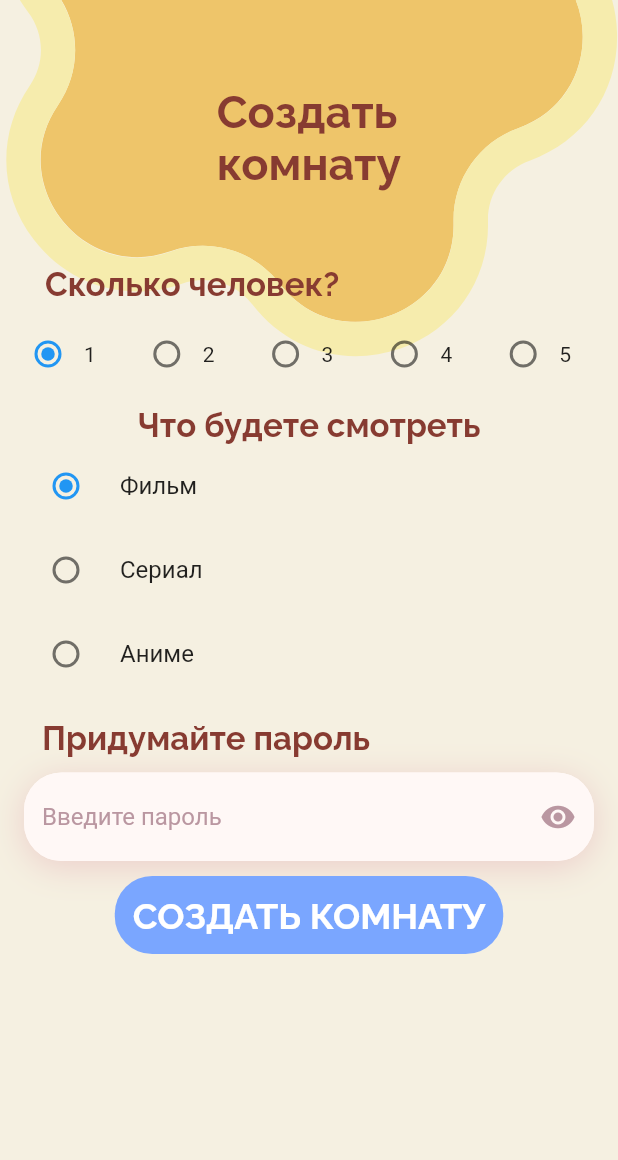
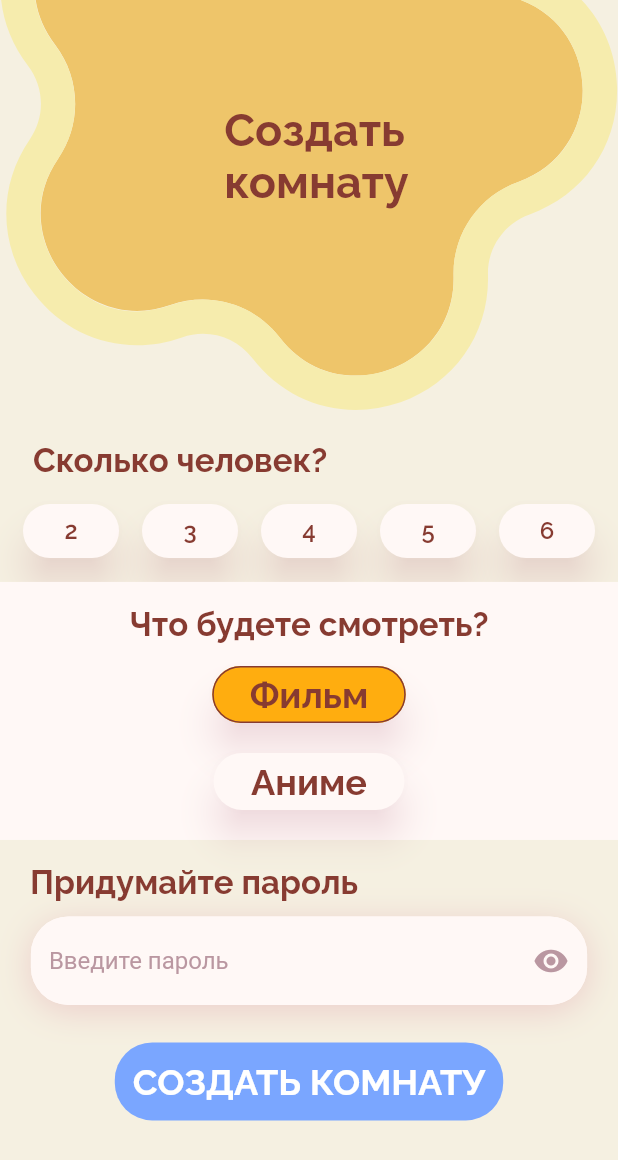
Before and after one commit to FREDY129053/SwipeFilm, a Flutter app: the MainMenu screen opened by its route, after a tap on "СОЗДАТЬ КОМНАТУ", on a phone screen of 412 x 824 dp. Shown: the top 1160 px of the screen. Run offline on Flutter 3.47's test engine with Material 2 defaults, Android fonts, the light colour scheme and no system bars; our stand-ins replace flutter_svg, flutter_svg_provider, google_fonts.

Commit message:
окно создания комнаты (теперь все должно работать)

```diff
--- a/lib/features/create_room_screen/create_room.dart
+++ b/lib/features/create_room_screen/create_room.dart
@@ -8,36 +8,120 @@ class CreateRoom extends StatefulWidget {
   _MainMenuState createState() => _MainMenuState();
 }
 
+
 class _MainMenuState extends State<CreateRoom> {
-  int numberOfPeople = 1;
+
   bool _obscureText = true;
-  String title = 'Фильм';
   final passwordController = TextEditingController();
+
+
+  int _peopleValue = 0;
+  int _genreValue = 0; //id 0 - фильм, 1 - сериал, 2 - аниме программисты если что меняйте под себя
+
+  //кастомные кнопки выбора (радио-кнопки),
+  // на входе получают строку с текстом, который отображается в кнопке
+  //и index значение, на которое нужно заменить значение выбора
+  Widget peopleNumberButton(String text, int index) {
+    return ElevatedButton(
+      onPressed: () {
+        setState(() {
+          _peopleValue = index;
+        });
+      },
+      child: Text(
+        text,
+        style: GoogleFonts.raleway(
+          color: Color(0xFF873B31),
+          fontSize: 16.0,
+          fontWeight: FontWeight.w600,
+        ),
+      ),
+      style: ElevatedButton.styleFrom(
+        backgroundColor: (_peopleValue == index) ? Color(0xFFFFAD0F) : Color(
+            0xFFFFF8F6),
+        shape: RoundedRectangleBorder(borderRadius: BorderRadius.circular(20)),
+        side: BorderSide(
+            color: (_peopleValue == index) ? Color(0xFF873B31) : Colors
+                .transparent),
+        elevation: 10,
+        shadowColor: Color(0x33B80948),
+      ),
+    );
+  }
+
+  //вариант кнопки для категорий контента
+  Widget genreButton(String text, int index) {
+    return ElevatedButton(
+      onPressed: () {
+        setState(() {
+          _genreValue = index;
+        });
+      },
+      child: Text(
+        text,
+        style: GoogleFonts.raleway(
+          color: Color(0xFF873B31),
+          fontSize: 24.0,
+          fontWeight: FontWeight.w700,
+        ),
+      ),
+      style: ElevatedButton.styleFrom(
+        padding: EdgeInsets.symmetric(vertical: 5.0, horizontal: 25.0),
+        backgroundColor: (_genreValue == index) ? Color(0xFFFFAD0F) : Color(
+            0xFFFFF8F6),
+        shape: RoundedRectangleBorder(borderRadius: BorderRadius.circular(20)),
+        side: BorderSide(
+            color: (_genreValue == index) ? Color(0xFF873B31) : Colors
+                .transparent),
+        elevation: 10,
+        shadowColor: Color(0x33B80948),
+      ),
+    );
+  }
+
 
   @override
   Widget build(BuildContext context) {
     return MaterialApp(
       debugShowCheckedModeBanner: false,
       home: Scaffold(
-        resizeToAvoidBottomInset: false,
         backgroundColor: Color(0xFFF5F0E1),
-        body: Transform.translate(
-          offset: Offset(0, -180),
-          child: Stack(
+        body: SingleChildScrollView(
+          child: Transform.translate(
+            offset: Offset(0, -(MediaQuery.of(context).size.height * 0.18)),
+            child: Column(
               children: <Widget>[
-              Align(
-                alignment: Alignment.topCenter,
-                child: Transform.translate(
-                  offset: Offset(0, -60),
-                  child: Stack(
+
+                //верхняя часть(звезда и надпись в ней Создать комнату)
+                Stack(
                   alignment: Alignment.center,
                   children: [
-                      Container(
-                        child: SvgPicture.asset('assets/svg/mainmenu_star1.svg'),
+                    SvgPicture.asset(
+                      'assets/svg/mainmenu_star1.svg',
+                      width: MediaQuery.of(context).size.width, //если это убрать, появится ненужный пробел между звездой и настройками
                     ),
                     Transform.translate(
-                        offset: Offset(0, 65),
-                        child: Text(
+                      offset: Offset(0, (MediaQuery.of(context).size.height * 0.05)),
+                      child: Row(
+                          mainAxisAlignment: MainAxisAlignment.center,
+                          children: [
+                            // ElevatedButton(
+                            //   onPressed: () {},
+                            //   child: Icon(
+                            //     Icons.arrow_back,
+                            //     color: Color(0xFF873B31),
+                            //   ),
+                            //   style: ElevatedButton.styleFrom(
+                            //     backgroundColor: Color(0xFFF5F0E1),
+                            //     shape: CircleBorder(),
+                            //     padding: EdgeInsets.all(10),
+                            //     elevation: 10,
+                            //     shadowColor: Color(0x33B80948),
+                            //   ),
+                            // ),
+                            SizedBox(width: 10),
+                            // Adjust the space between elements
+                            Text(
                               "Создать\nкомнату",
                               style: GoogleFonts.raleway(
                                 color: Color(0xFF873B31),
@@ -45,23 +129,24 @@ class _MainMenuState extends State<CreateRoom> {
                                 fontWeight: FontWeight.w700,
                               ),
                             ),
+                            // Icon(Icons.add, color: Colors.transparent),
+                            // Icon(Icons.add, color: Colors.transparent), это нужно для того, чтобы текст был ближе к центру
+                          ],
+                        ),
                     ),
                   ],
                 ),
-                ),
-              ),
-              Align(
-                alignment: Alignment.bottomCenter,
-                child: Padding(
-                  padding: const EdgeInsets.all(8.0),
-                  child: SingleChildScrollView(
-                    child: Column(
-                      mainAxisAlignment: MainAxisAlignment.start,
-                      children: [
+
+                SizedBox(height: 20),
+
+                //основные настройки комнаты
+
+                //подпись Сколько человек?
                 Align(
                   alignment: Alignment.centerLeft,
                   child: Padding(
-                            padding: EdgeInsets.only(left: 22.0), // Значение отступа можно изменить под свои нужды
+                    padding: EdgeInsets.only(left: 22.0),
+                    // Значение отступа можно изменить под свои нужды
                     child: Text(
                       "Сколько человек?",
                       style: GoogleFonts.raleway(
@@ -73,36 +158,32 @@ class _MainMenuState extends State<CreateRoom> {
                   ),
                 ),
                 SizedBox(height: 10),
+
+                //выбор количества человек
                 Row(
-                          mainAxisAlignment: MainAxisAlignment.spaceAround,
-                          children: List.generate(
-                            5,
-                                (index) {
-                              int i = index + 1;
-                              return Expanded(
-                                child: Row(
+                  mainAxisAlignment: MainAxisAlignment.spaceEvenly,
                   children: [
-                                    Radio<int>(
-                                      value: i,
-                                      groupValue: numberOfPeople,
-                                      onChanged: (value) {
-                                        setState(() {
-                                          numberOfPeople = value!;
-                                        });
-                                      },
-                                    ),
-                                    Text(i == 5 ? '5' : i.toString())
+                    peopleNumberButton("2", 2),
+                    peopleNumberButton("3", 3),
+                    peopleNumberButton("4", 4),
+                    peopleNumberButton("5", 5),
+                    peopleNumberButton("6", 6),
                   ],
                 ),
-                              );
-                            },
-                          ),
-                        ),
                 SizedBox(height: 10),
+
+
+                //выбор категории контента
+                Container(
+                  color: Color(0xFFFFF8F6),
+                  padding: EdgeInsets.symmetric(vertical: 15),
+                  child: Column(
+                    mainAxisAlignment: MainAxisAlignment.start,
+                    children: [
                       Align(
-                          alignment: Alignment.center,
+                        alignment: Alignment.topCenter,
                         child: Text(
-                            "Что будете смотреть",
+                          "Что будете смотреть?",
                           style: GoogleFonts.raleway(
                             color: Color(0xFF873B31),
                             fontSize: 22.0,
@@ -110,21 +191,24 @@ class _MainMenuState extends State<CreateRoom> {
                           ),
                         ),
                       ),
-                        for (var t in ['Фильм', 'Сериал', 'Аниме'])
-                          RadioListTile<String>(
-                            title: Text(t),
-                            value: t,
-                            groupValue: title,
-                            onChanged: (String? value) {
-                              setState(() {
-                                title = value!;
-                              });
-                            },
+
+                      //кнопки выбора контента
+                      SizedBox(height: 10),
+                      genreButton("Фильм", 0),
+                      // SizedBox(height: 10),
+                      // genreButton("Сериал", 1),
+                      SizedBox(height: 10),
+                      genreButton("Аниме", 2),
+                    ],
                   ),
+                ),
+
+                //пароль
                 Align(
                   alignment: Alignment.centerLeft,
                   child: Padding(
-                            padding: EdgeInsets.only(left: 20, top: 15, bottom: 10), // Значение отступа можно изменить под свои нужды
+                    padding: EdgeInsets.only(left: 20, top: 15, bottom: 10),
+                    // Значение отступа можно изменить под свои нужды
                     child: Text(
                       "Придумайте пароль",
                       style: GoogleFonts.raleway(
@@ -136,7 +220,7 @@ class _MainMenuState extends State<CreateRoom> {
                   ),
                 ),
                 Container(
-                          width: 380,
+                  width: MediaQuery.of(context).size.width * 0.9,
                   decoration: BoxDecoration(
                     color: Color(0xFFFFF8F6),
                     borderRadius: BorderRadius.circular(25),
@@ -168,10 +252,11 @@ class _MainMenuState extends State<CreateRoom> {
                     ),
                   ),
                 ),
-                        SizedBox(height: 10),
+                SizedBox(height: 25),
+
+                //кнопка создать комнату
                 ElevatedButton(
-                          onPressed: () {
-                          },
+                  onPressed: () {},
                   child: Text(
                     "СОЗДАТЬ КОМНАТУ",
                     style: GoogleFonts.raleway(
@@ -182,9 +267,10 @@ class _MainMenuState extends State<CreateRoom> {
                   ),
                   style: ButtonStyle(
                     padding: MaterialStateProperty.all<EdgeInsets>(
-                              EdgeInsets.all(12), // Здесь указывается отступ
+                      EdgeInsets.all(12),
                     ),
-                            backgroundColor: MaterialStateProperty.all<Color>(Color(0xFF7AA6FF)),
+                    backgroundColor: MaterialStateProperty.all<Color>(
+                        Color(0xFF7AA6FF)),
                     elevation: MaterialStateProperty.all<double>(0),
                     shape: MaterialStateProperty.all<RoundedRectangleBorder>(
                       RoundedRectangleBorder(
@@ -198,10 +284,6 @@ class _MainMenuState extends State<CreateRoom> {
           ),
         ),
       ),
-            ],
-          ),
-        ),
-      ),
     );
   }
 }
```
Lines whose indentation alone changed are shown as unchanged.
